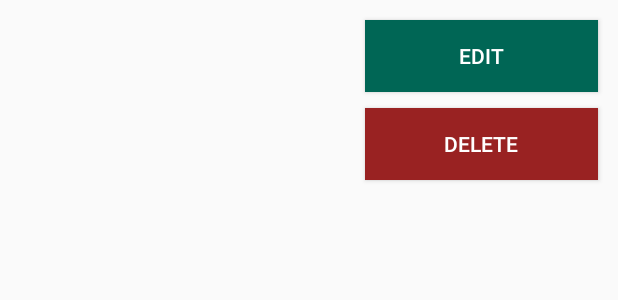
After one commit to Ankita0905/DatabaseDemo, an Android app: the layout list_layout_employee.xml on its own in the app's theme, with its tools: preview values and no code run, on a phone screen of 412 x 824 dp. The commit adds this screen. Shown: the top 300 px of the screen. Run offline under Robolectric (Android 15) with nearby library versions, the phone set to English and light mode, and no system bars.

Commit message:
added and deleted data from employee

```diff
--- a/app/src/main/java/com/w20/databasedemo/EmployeeActivity.java
+++ b/app/src/main/java/com/w20/databasedemo/EmployeeActivity.java
@@ -32,7 +32,7 @@ public class EmployeeActivity extends AppCompatActivity {
     }
 
     private void loadEmployees() {
-        String sql = "SELECT * FROM employees";
+        String sql = "SELECT * FROM employee";
         Cursor cursor = mDatabase.rawQuery(sql, null);
 
         if (cursor.moveToFirst()) {
@@ -49,6 +49,8 @@ public class EmployeeActivity extends AppCompatActivity {
 
             // show items in a listView
             // we use a custom adapter to show employees
+            EmployeeAdapter employeeAdapter = new EmployeeAdapter(this,R.layout.list_layout_employee,employeeList,mDatabase);
+            listView.setAdapter(employeeAdapter);
 
 
         }
--- /dev/null
+++ b/app/src/main/res/layout/list_layout_employee.xml
@@ -0,0 +1,63 @@
+<?xml version="1.0" encoding="utf-8"?>
+<LinearLayout xmlns:android="http://schemas.android.com/apk/res/android"
+    android:orientation="horizontal" android:layout_width="match_parent"
+    android:layout_height="match_parent"
+    android:padding="8dp">
+
+    <LinearLayout
+        android:layout_width="230dp"
+        android:layout_height="wrap_content"
+        android:orientation="vertical">
+        <TextView
+            android:layout_width="match_parent"
+            android:layout_height="wrap_content"
+            android:id="@+id/tv_name"
+            android:layout_marginBottom="5dp"
+            android:layout_marginTop="10dp"
+            android:textAppearance="@style/TextAppearance.AppCompat.Large"/>
+        <TextView
+            android:layout_width="wrap_content"
+            android:layout_height="wrap_content"
+            android:id="@+id/tv_dept"
+            android:layout_marginBottom="5dp"
+            android:textAppearance="@style/TextAppearance.AppCompat.Medium"/>
+
+        <TextView
+            android:layout_width="match_parent"
+            android:layout_height="wrap_content"
+            android:textAppearance="@style/TextAppearance.AppCompat.Medium"
+            android:id="@+id/tv_salary"/>
+
+        <TextView
+            android:layout_width="match_parent"
+            android:layout_height="wrap_content"
+            android:id="@+id/tv_joiningdate"
+            android:layout_marginTop="8dp"/>
+
+    </LinearLayout>
+
+    <LinearLayout
+        android:layout_width="match_parent"
+        android:layout_height="wrap_content"
+        android:orientation="vertical">
+
+        <Button
+            android:layout_width="match_parent"
+            android:layout_height="wrap_content"
+            android:layout_margin="5dp"
+            android:text="@string/edit"
+            android:background="#065"
+            android:textColor="#fff"
+            android:id="@+id/btn_edit_employee"/>
+
+        <Button
+            android:layout_width="match_parent"
+            android:layout_height="wrap_content"
+            android:layout_margin="5dp"
+            android:text="@string/delete"
+            android:id="@+id/btn_delete_employee"
+            android:background="#922"
+            android:textColor="#fff"/>
+    </LinearLayout>
+
+</LinearLayout>
--- a/app/src/main/res/values/strings.xml
+++ b/app/src/main/res/values/strings.xml
@@ -5,6 +5,10 @@
     <string name="enter_employee_salary">Enter employee salary</string>
     <string name="add_employee">Add Employee</string>
     <string name="view_employees">View Employees</string>
+    <string name="delete">Delete</string>
+    <string name="edit">Edit</string>
+    <string name="edit_employee">Edit Employee</string>
+    <string name="update">Update</string>
 
     <string-array name="departments">
         <item>Technical</item>
```
Also changed, not shown: app/src/main/java/com/w20/databasedemo/EmployeeAdapter.java (added, +103 -0 lines), app/src/main/java/com/w20/databasedemo/MainActivity.java (+6 -2 lines), app/src/main/res/layout/dialog_layout_update_employee.xml (added, +55 -0 lines).
